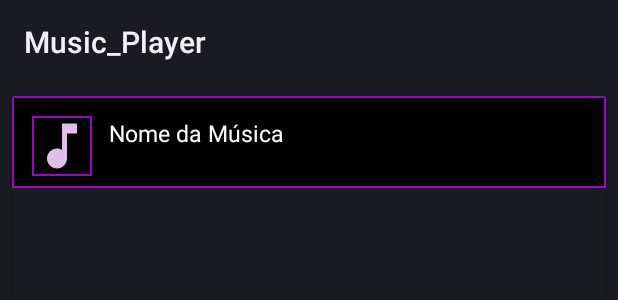
After one commit to Ricardo50-dev/Music_Player_ESOF, an Android app: the layout list_item.xml on its own in the app's theme, with its tools: preview values and no code run, on a phone screen of 412 x 824 dp. The commit adds this screen. Shown: the top 300 px of the screen. Run offline under Robolectric (Android 15) with nearby library versions, the phone set to English and light mode, and no system bars.

Commit message:
Layout das musicas melhorado

```diff
--- a/Music_Player/app/src/main/java/com/example/music_player/MainActivity.java
+++ b/Music_Player/app/src/main/java/com/example/music_player/MainActivity.java
@@ -5,8 +5,12 @@ import androidx.appcompat.app.AppCompatActivity;
 import android.Manifest;
 import android.os.Bundle;
 import android.os.Environment;
+import android.view.View;
+import android.view.ViewGroup;
 import android.widget.ArrayAdapter;
+import android.widget.BaseAdapter;
 import android.widget.ListView;
+import android.widget.TextView;
 
 import com.karumi.dexter.Dexter;
 import com.karumi.dexter.PermissionToken;
@@ -70,9 +74,39 @@ public class MainActivity extends AppCompatActivity {
         for(int i=0; i<mySongs.size(); i++){
             items[i] = mySongs.get(i).getName().toString().replace(".mp3", "").replace(".wav", "");
         }
-        ArrayAdapter<String> myAdapter = new ArrayAdapter<String>(this, android.R.layout.simple_list_item_1, items);
-        listView.setAdapter(myAdapter);
+        /*ArrayAdapter<String> myAdapter = new ArrayAdapter<String>(this, android.R.layout.simple_list_item_1, items);
+        listView.setAdapter(myAdapter);*/
+        customAdapter customAdapter = new customAdapter();
+        listView.setAdapter(customAdapter);
+    }
+
+    class customAdapter extends BaseAdapter{
+
+        @Override
+        public int getCount() {
+            return items.length;
+        }
+
+        @Override
+        public Object getItem(int i) {
+            return null;
+        }
+
+        @Override
+        public long getItemId(int i) {
+            return 0;
+        }
+
+        @Override
+        public View getView(int i, View view, ViewGroup viewGroup) {
+            View myView = getLayoutInflater().inflate(R.layout.list_item, null);
+            TextView textSong = myView.findViewById(R.id.txtsongname);
+            textSong.setSelected(true);
+            textSong.setText(items[i]);
+            return myView;
+        }
     }
 
 
+
 }
--- /dev/null
+++ b/Music_Player/app/src/main/res/drawable/ic_music.xml
@@ -0,0 +1,5 @@
+<vector android:height="24dp" android:tint="#DFBFE7"
+    android:viewportHeight="24" android:viewportWidth="24"
+    android:width="24dp" xmlns:android="http://schemas.android.com/apk/res/android">
+    <path android:fillColor="@android:color/white" android:pathData="M12,3v10.55c-0.59,-0.34 -1.27,-0.55 -2,-0.55 -2.21,0 -4,1.79 -4,4s1.79,4 4,4 4,-1.79 4,-4V7h4V3h-6z"/>
+</vector>
--- /dev/null
+++ b/Music_Player/app/src/main/res/drawable/list_bg.xml
@@ -0,0 +1,6 @@
+<?xml version="1.0" encoding="utf-8"?>
+<shape xmlns:android="http://schemas.android.com/apk/res/android" android:shape="rectangle">
+    <solid android:color="@color/black"></solid>
+    <stroke android:width="1dp" android:color="#9907C4"></stroke>
+
+</shape>
--- a/Music_Player/app/src/main/res/layout/activity_main.xml
+++ b/Music_Player/app/src/main/res/layout/activity_main.xml
@@ -4,6 +4,7 @@
     xmlns:tools="http://schemas.android.com/tools"
     android:layout_width="match_parent"
     android:layout_height="match_parent"
+    android:background="@color/black"
     tools:context=".MainActivity">
 
     <ListView
--- /dev/null
+++ b/Music_Player/app/src/main/res/layout/list_item.xml
@@ -0,0 +1,47 @@
+<?xml version="1.0" encoding="utf-8"?>
+<androidx.cardview.widget.CardView xmlns:android="http://schemas.android.com/apk/res/android"
+    android:layout_width="match_parent"
+    android:layout_height="match_parent"
+    android:layout_marginEnd="8dp"
+    android:layout_marginTop="8dp"
+    android:layout_marginStart="8dp">
+
+    <RelativeLayout
+        android:padding="8dp"
+        android:background="@drawable/list_bg"
+        android:layout_width="match_parent"
+        android:layout_height="wrap_content">
+        <ImageView
+            android:id="@+id/imgsong"
+            android:layout_alignParentStart="true"
+            android:layout_alignParentTop="true"
+            android:layout_marginStart="5dp"
+            android:layout_marginTop="5dp"
+            android:background="@drawable/list_bg"
+            android:src="@drawable/ic_music"
+            android:layout_width="40dp"
+            android:layout_height="40dp">
+        </ImageView>
+
+        <TextView
+            android:id="@+id/txtsongname"
+            android:layout_alignParentEnd="true"
+            android:layout_marginStart="5dp"
+            android:layout_marginEnd="5dp"
+            android:layout_toEndOf="@+id/imgsong"
+            android:padding="6dp"
+            android:textColor="@color/white"
+            android:text="Nome da Música"
+            android:textSize="15sp"
+            android:singleLine="true"
+            android:marqueeRepeatLimit="marquee_forever"
+            android:ellipsize="marquee"
+            android:scrollHorizontally="true"
+            android:layout_width="wrap_content"
+            android:layout_height="40dp">
+
+        </TextView>
+
+    </RelativeLayout>
+
+</androidx.cardview.widget.CardView>
```
